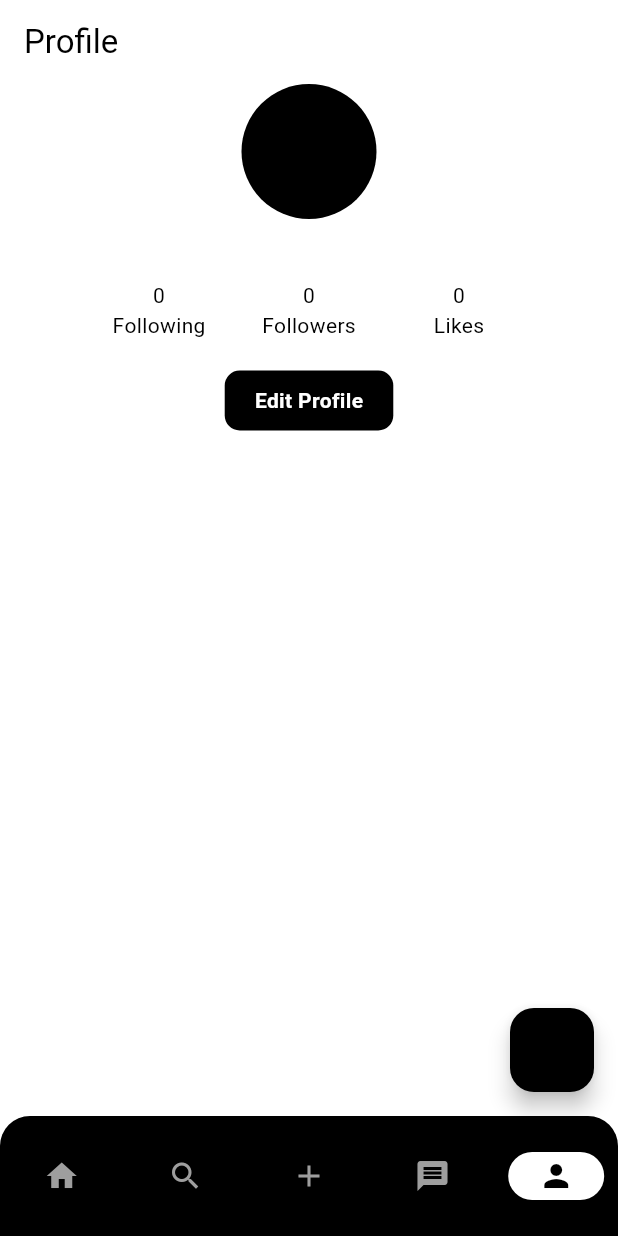
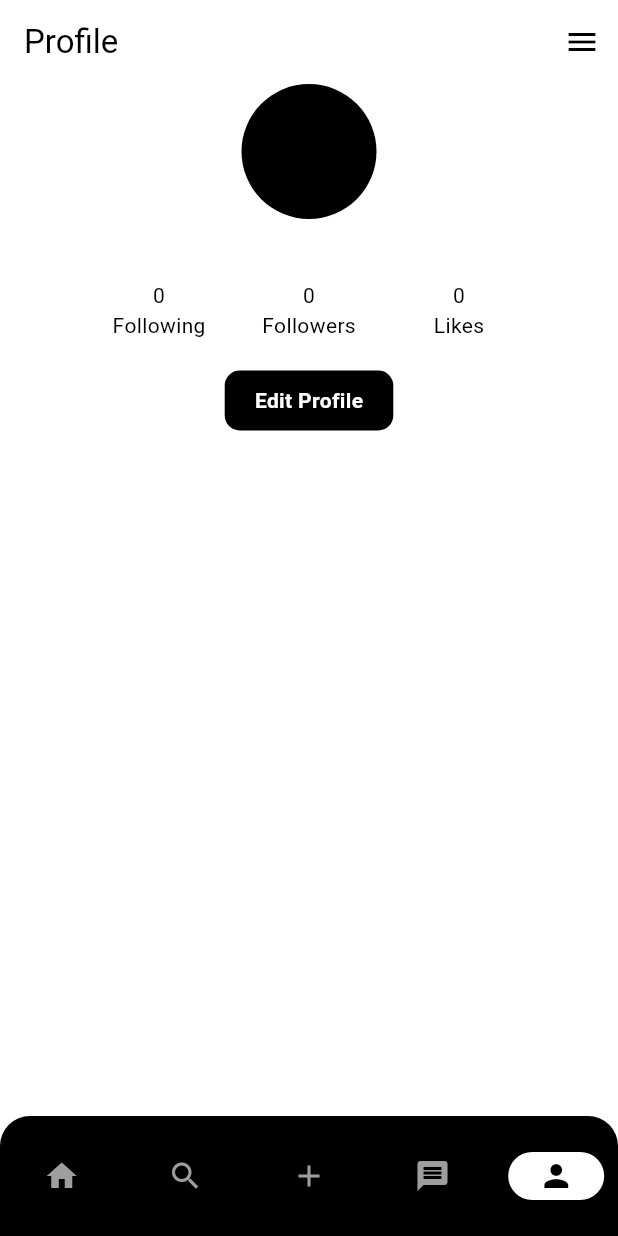
Before and after one commit to MichaelR778/toktik, a Flutter app: the screen it shows once a user with an empty profile is signed in, item 5 of the bottom bar chosen, on a phone screen of 412 x 824 dp. Run offline on Flutter 3.47's test engine with Material 3 defaults, Android fonts, the phone set to English and light mode, and no system bars; our stand-ins replace file_picker, flutter_bloc, flutter_dotenv, get_it, image_cropper, image_picker and 2 more; accounts and stored records are empty.

Commit message:
minor profile pages refactor, created feed feature

```diff
--- a/lib/app.dart
+++ b/lib/app.dart
@@ -4,6 +4,8 @@ import 'package:toktik/dependency_injection.dart';
 import 'package:toktik/features/auth/presentation/cubits/auth_cubit.dart';
 import 'package:toktik/features/auth/presentation/cubits/auth_state.dart';
 import 'package:toktik/features/auth/presentation/pages/auth_page.dart';
+import 'package:toktik/features/feed/presentation/cubits/feed_cubit.dart';
+import 'package:toktik/features/feed/presentation/pages/feed_page.dart';
 import 'package:toktik/features/post/presentation/cubits/post_cubit.dart';
 import 'package:toktik/features/profile/presentation/pages/profile_page.dart';
 import 'package:toktik/core/theme/app_theme.dart';
@@ -17,6 +19,7 @@ class App extends StatelessWidget {
       providers: [
         BlocProvider(create: (context) => getIt<AuthCubit>()..checkAuthState()),
         BlocProvider(create: (context) => getIt<PostCubit>()),
+        BlocProvider(create: (context) => getIt<FeedCubit>()..fetchPosts()),
       ],
       child: MaterialApp(
         debugShowCheckedModeBanner: false,
@@ -83,20 +86,24 @@ class _RootState extends State<Root> {
       body: IndexedStack(
         index: _currIndex,
         children: [
-          Scaffold(),
+          FeedPage(),
           Scaffold(),
           Scaffold(),
           Scaffold(),
           ProfilePage(
             userId: (context.read<AuthCubit>().state as Authenticated).user.id,
+            home: true,
           ),
         ],
       ),
       bottomNavigationBar: ClipRRect(
-        borderRadius: BorderRadius.only(
-          topLeft: Radius.circular(20),
-          topRight: Radius.circular(20),
-        ),
+        borderRadius:
+            (_currIndex == 0)
+                ? BorderRadius.zero
+                : BorderRadius.only(
+                  topLeft: Radius.circular(20),
+                  topRight: Radius.circular(20),
+                ),
         child: NavigationBar(
           selectedIndex: _currIndex,
           onDestinationSelected: (index) {
@@ -113,9 +120,6 @@ class _RootState extends State<Root> {
           destinations: _navBarItems,
         ),
       ),
-      floatingActionButton: FloatingActionButton(
-        onPressed: () => context.read<AuthCubit>().logout(),
-      ),
     );
   }
 }
--- a/lib/core/theme/app_theme.dart
+++ b/lib/core/theme/app_theme.dart
@@ -20,5 +20,6 @@ class AppTheme {
       indicatorColor: Colors.white,
       labelBehavior: NavigationDestinationLabelBehavior.alwaysHide,
     ),
+    appBarTheme: AppBarTheme(centerTitle: false),
   );
 }
--- a/lib/dependency_injection.dart
+++ b/lib/dependency_injection.dart
@@ -7,9 +7,12 @@ import 'package:toktik/features/auth/domain/usecases/login.dart';
 import 'package:toktik/features/auth/domain/usecases/logout.dart';
 import 'package:toktik/features/auth/domain/usecases/register.dart';
 import 'package:toktik/features/auth/presentation/cubits/auth_cubit.dart';
+import 'package:toktik/features/feed/presentation/cubits/feed_cubit.dart';
 import 'package:toktik/features/post/data/repositories/supabase_post_repository.dart';
 import 'package:toktik/features/post/domain/repositories/post_repository.dart';
 import 'package:toktik/features/post/domain/usecases/create_post.dart';
+import 'package:toktik/features/post/domain/usecases/fetch_posts.dart';
+import 'package:toktik/features/post/domain/usecases/fetch_user_posts.dart';
 import 'package:toktik/features/post/presentation/cubits/post_cubit.dart';
 import 'package:toktik/features/profile/data/repositories/supabase_profile_repository.dart';
 import 'package:toktik/features/profile/domain/repositories/profile_repository.dart';
@@ -36,6 +39,7 @@ void initDependencies() {
         ProfileCubit(getProfileUsecase: getIt(), updateProfileUsecase: getIt()),
   );
   getIt.registerLazySingleton(() => PostCubit(createPostUsecase: getIt()));
+  getIt.registerLazySingleton(() => FeedCubit(fetchPostsUsecase: getIt()));
 
   // usecase
   getIt.registerLazySingleton(
@@ -51,6 +55,8 @@ void initDependencies() {
   getIt.registerLazySingleton(
     () => CreatePost(postRepository: getIt(), storageRepository: getIt()),
   );
+  getIt.registerLazySingleton(() => FetchPosts(postRepository: getIt()));
+  getIt.registerLazySingleton(() => FetchUserPosts(postRepository: getIt()));
 
   // repository
   getIt.registerLazySingleton<AuthRepository>(
--- /dev/null
+++ b/lib/features/feed/presentation/cubits/feed_cubit.dart
@@ -0,0 +1,27 @@
+import 'package:flutter_bloc/flutter_bloc.dart';
+import 'package:toktik/features/feed/presentation/cubits/feed_state.dart';
+import 'package:toktik/features/post/domain/entities/post.dart';
+import 'package:toktik/features/post/domain/usecases/fetch_posts.dart';
+
+class FeedCubit extends Cubit<FeedState> {
+  final FetchPosts _fetchPostsUsecase;
+
+  FeedCubit({required FetchPosts fetchPostsUsecase})
+    : _fetchPostsUsecase = fetchPostsUsecase,
+      super(FeedLoading());
+
+  Future<void> fetchPosts() async {
+    try {
+      List<Post> posts = [];
+      if (state is FeedLoaded) {
+        final currPosts = (state as FeedLoaded).posts;
+        posts.addAll(currPosts);
+      }
+      final newPosts = await _fetchPostsUsecase();
+      posts.addAll(newPosts);
+      emit(FeedLoaded(posts: posts));
+    } catch (e) {
+      emit(FeedError(message: e.toString()));
+    }
+  }
+}
--- /dev/null
+++ b/lib/features/feed/presentation/cubits/feed_state.dart
@@ -0,0 +1,17 @@
+import 'package:toktik/features/post/domain/entities/post.dart';
+
+abstract class FeedState {}
+
+class FeedLoading extends FeedState {}
+
+class FeedLoaded extends FeedState {
+  final List<Post> posts;
+
+  FeedLoaded({required this.posts});
+}
+
+class FeedError extends FeedState {
+  final String message;
+
+  FeedError({required this.message});
+}
--- a/lib/features/post/domain/entities/post.dart
+++ b/lib/features/post/domain/entities/post.dart
@@ -1,5 +1,5 @@
 class Post {
-  final String id;
+  final int id;
   final String userId;
   final String videoUrl;
 
--- a/lib/features/post/domain/usecases/create_post.dart
+++ b/lib/features/post/domain/usecases/create_post.dart
@@ -18,7 +18,7 @@ class CreatePost {
     if (videoFile == null) return;
 
     final videoUrl = await _storageRepository.uploadVideo(videoFile);
-    final newPost = Post(id: 'id', userId: userId, videoUrl: videoUrl);
+    final newPost = Post(id: -1, userId: userId, videoUrl: videoUrl);
     await _postRepository.createPost(newPost);
   }
 }
--- /dev/null
+++ b/lib/features/post/domain/usecases/fetch_posts.dart
@@ -0,0 +1,11 @@
+import 'package:toktik/features/post/domain/entities/post.dart';
+import 'package:toktik/features/post/domain/repositories/post_repository.dart';
+
+class FetchPosts {
+  final PostRepository _postRepository;
+
+  FetchPosts({required PostRepository postRepository})
+    : _postRepository = postRepository;
+
+  Future<List<Post>> call() => _postRepository.fetchPosts();
+}
--- a/lib/features/post/presentation/cubits/post_cubit.dart
+++ b/lib/features/post/presentation/cubits/post_cubit.dart
@@ -7,7 +7,7 @@ class PostCubit extends Cubit<PostState> {
 
   PostCubit({required CreatePost createPostUsecase})
     : _createPostUsecase = createPostUsecase,
-      super(PostLoading());
+      super(PostInitial());
 
   Future<void> createPost(String userId) async {
     try {
--- a/lib/features/post/presentation/cubits/post_state.dart
+++ b/lib/features/post/presentation/cubits/post_state.dart
@@ -1,14 +1,10 @@
-import 'package:toktik/features/post/domain/entities/post.dart';
-
 abstract class PostState {}
 
-class PostLoading extends PostState {}
+class PostInitial extends PostState {}
 
-class PostLoaded extends PostState {
-  final List<Post> posts;
+class PostUploading extends PostState {}
 
-  PostLoaded({required this.posts});
-}
+class PostUploaded extends PostState {}
 
 class PostError extends PostState {
   final String message;
--- a/lib/features/profile/presentation/pages/edit_profile_page.dart
+++ b/lib/features/profile/presentation/pages/edit_profile_page.dart
@@ -5,20 +5,52 @@ import 'package:flutter_bloc/flutter_bloc.dart';
 import 'package:toktik/core/utils/file_util.dart';
 import 'package:toktik/core/widgets/my_filled_button.dart';
 import 'package:toktik/dependency_injection.dart';
+import 'package:toktik/features/profile/domain/entities/user_profile.dart';
 import 'package:toktik/features/profile/presentation/cubits/profile_cubit.dart';
 import 'package:toktik/features/profile/presentation/cubits/profile_state.dart';
 import 'package:toktik/features/profile/presentation/widgets/profile_image.dart';
 
-class EditProfilePage extends StatefulWidget {
+class EditProfilePage extends StatelessWidget {
   final String userId;
 
   const EditProfilePage({super.key, required this.userId});
 
   @override
-  State<EditProfilePage> createState() => _EditProfilePageState();
+  Widget build(BuildContext context) {
+    return BlocProvider(
+      create: (context) => getIt<ProfileCubit>()..loadProfile(userId),
+      child: Scaffold(
+        appBar: AppBar(title: const Text('Edit profile')),
+        body: BlocBuilder<ProfileCubit, ProfileState>(
+          builder: (context, state) {
+            // loading
+            if (state is ProfileLoading) {
+              return const Center(child: CircularProgressIndicator());
+            }
+            // loaded
+            else if (state is ProfileLoaded) {
+              return _ProfileLoadedWidget(profile: state.userProfile);
             }
 
-class _EditProfilePageState extends State<EditProfilePage> {
+            // error etc
+            return const Center(child: Text('Failed to load profile'));
+          },
+        ),
+      ),
+    );
+  }
+}
+
+class _ProfileLoadedWidget extends StatefulWidget {
+  final UserProfile profile;
+
+  const _ProfileLoadedWidget({required this.profile});
+
+  @override
+  State<_ProfileLoadedWidget> createState() => __ProfileLoadedWidgetState();
+}
+
+class __ProfileLoadedWidgetState extends State<_ProfileLoadedWidget> {
   final _controller = TextEditingController();
   File? newProfileImage;
 
@@ -37,19 +69,7 @@ class _EditProfilePageState extends State<EditProfilePage> {
 
   @override
   Widget build(BuildContext context) {
-    return BlocProvider(
-      create: (context) => getIt<ProfileCubit>()..loadProfile(widget.userId),
-      child: Scaffold(
-        appBar: AppBar(title: const Text('Edit profile')),
-        body: BlocBuilder<ProfileCubit, ProfileState>(
-          builder: (context, state) {
-            // loading
-            if (state is ProfileLoading) {
-              return const Center(child: CircularProgressIndicator());
-            }
-            // loaded
-            else if (state is ProfileLoaded) {
-              final profile = state.userProfile;
+    final profile = widget.profile;
     return Padding(
       padding: const EdgeInsets.symmetric(horizontal: 20),
       child: Column(
@@ -76,8 +96,7 @@ class _EditProfilePageState extends State<EditProfilePage> {
                   ),
                   child: Icon(
                     Icons.edit,
-                              color:
-                                  Theme.of(context).colorScheme.inversePrimary,
+                    color: Theme.of(context).colorScheme.inversePrimary,
                   ),
                 ),
               ),
@@ -109,51 +128,4 @@ class _EditProfilePageState extends State<EditProfilePage> {
       ),
     );
   }
-
-            // error etc
-            return const Center(child: Text('Failed to load profile'));
-          },
-        ),
-      ),
-    );
 }
-}
-
-// class _EditProfileImage extends StatelessWidget {
-//   final File? imageFile;
-//   final String imageUrl;
-//   final VoidCallback pickImage;
-
-//   const _EditProfileImage({
-//     required this.imageUrl,
-//     required this.imageFile,
-//     required this.pickImage,
-//   });
-
-//   @override
-//   Widget build(BuildContext context) {
-//     return Stack(
-//       children: [
-//         // profile image
-//         ProfileImage(imageFile: imageFile, imageUrl: imageUrl),
-
-//         // select image
-//         GestureDetector(
-//           onTap: pickImage,
-//           child: Container(
-//             width: ProfileImage.profileImageWidth,
-//             height: ProfileImage.profileImageWidth,
-//             decoration: BoxDecoration(
-//               color: Theme.of(context).colorScheme.primary.withAlpha(10),
-//               shape: BoxShape.circle,
-//             ),
-//             child: Icon(
-//               Icons.edit,
-//               color: Theme.of(context).colorScheme.inversePrimary,
-//             ),
-//           ),
-//         ),
-//       ],
-//     );
-//   }
-// }
--- a/lib/features/profile/presentation/pages/profile_page.dart
+++ b/lib/features/profile/presentation/pages/profile_page.dart
@@ -4,6 +4,7 @@ import 'package:toktik/core/widgets/my_filled_button.dart';
 import 'package:toktik/dependency_injection.dart';
 import 'package:toktik/features/auth/presentation/cubits/auth_cubit.dart';
 import 'package:toktik/features/auth/presentation/cubits/auth_state.dart';
+import 'package:toktik/features/profile/domain/entities/user_profile.dart';
 import 'package:toktik/features/profile/presentation/cubits/profile_cubit.dart';
 import 'package:toktik/features/profile/presentation/cubits/profile_state.dart';
 import 'package:toktik/features/profile/presentation/pages/edit_profile_page.dart';
@@ -11,17 +12,51 @@ import 'package:toktik/features/profile/presentation/widgets/profile_image.dart'
 
 class ProfilePage extends StatelessWidget {
   final String userId;
+  final bool home;
 
-  const ProfilePage({super.key, required this.userId});
+  const ProfilePage({super.key, required this.userId, this.home = false});
+
+  void openMenu(BuildContext context) {
+    showModalBottomSheet(
+      context: context,
+      builder: (context) {
+        return Container(
+          padding: const EdgeInsets.all(10),
+          decoration: BoxDecoration(
+            borderRadius: BorderRadius.only(
+              topLeft: Radius.circular(20),
+              topRight: Radius.circular(20),
+            ),
+          ),
+          child: ListTile(
+            leading: Icon(Icons.logout),
+            title: const Text('Logout'),
+            onTap: () => context.read<AuthCubit>().logout(),
+          ),
+        );
+      },
+    );
+  }
 
   @override
   Widget build(BuildContext context) {
-    bool selfProfile =
-        userId == (context.read<AuthCubit>().state as Authenticated).user.id;
+    final currUser = (context.read<AuthCubit>().state as Authenticated).user;
+    final selfProfile = userId == currUser.id;
     return BlocProvider(
       create: (context) => getIt<ProfileCubit>()..loadProfile(userId),
       child: Scaffold(
-        appBar: AppBar(title: const Text('Profile')),
+        appBar: AppBar(
+          title: const Text('Profile'),
+          actions:
+              (selfProfile && home)
+                  ? [
+                    IconButton(
+                      onPressed: () => openMenu(context),
+                      icon: Icon(Icons.menu),
+                    ),
+                  ]
+                  : null,
+        ),
         body: BlocBuilder<ProfileCubit, ProfileState>(
           builder: (context, state) {
             // loading
@@ -30,10 +65,34 @@ class ProfilePage extends StatelessWidget {
             }
             // loaded
             else if (state is ProfileLoaded) {
-              final profile = state.userProfile;
+              return _ProfileLoadedWidget(
+                profile: state.userProfile,
+                selfProfile: selfProfile,
+              );
+            }
+
+            // error etc
+            return const Center(child: Text('Failed to load profile'));
+          },
+        ),
+      ),
+    );
+  }
+}
+
+class _ProfileLoadedWidget extends StatelessWidget {
+  final UserProfile profile;
+  final bool selfProfile;
+
+  const _ProfileLoadedWidget({
+    required this.profile,
+    required this.selfProfile,
+  });
+
+  @override
+  Widget build(BuildContext context) {
     return RefreshIndicator(
-                onRefresh:
-                    () => context.read<ProfileCubit>().loadProfile(userId),
+      onRefresh: () => context.read<ProfileCubit>().loadProfile(profile.userId),
       child: SingleChildScrollView(
         physics:
             AlwaysScrollableScrollPhysics(), // might remove later after fully implementing profle page
@@ -55,15 +114,11 @@ class ProfilePage extends StatelessWidget {
               children: [
                 SizedBox(
                   width: 100,
-                            child: Column(
-                              children: [Text('0'), Text('Following')],
-                            ),
+                  child: Column(children: [Text('0'), Text('Following')]),
                 ),
                 SizedBox(
                   width: 100,
-                            child: Column(
-                              children: [Text('0'), Text('Followers')],
-                            ),
+                  child: Column(children: [Text('0'), Text('Followers')]),
                 ),
                 SizedBox(
                   width: 100,
@@ -83,8 +138,7 @@ class ProfilePage extends StatelessWidget {
                     context,
                     MaterialPageRoute(
                       builder:
-                                    (context) =>
-                                        EditProfilePage(userId: userId),
+                          (context) => EditProfilePage(userId: profile.userId),
                     ),
                   );
                 },
@@ -94,12 +148,4 @@ class ProfilePage extends StatelessWidget {
       ),
     );
   }
-
-            // error etc
-            return const Center(child: Text('Failed to load profile'));
-          },
-        ),
-      ),
-    );
 }
-}
--- a/pubspec.yaml
+++ b/pubspec.yaml
@@ -16,6 +16,7 @@ dependencies:
   image_cropper: ^9.0.0
   image_picker: ^1.1.2
   supabase_flutter: ^2.8.4
+  video_player: ^2.9.5
 
 dev_dependencies:
   flutter_test:
```
Also changed, not shown: lib/features/feed/presentation/pages/feed_page.dart (added, +41 -0 lines), lib/features/post/data/models/post_model.dart (+8 -0 lines), lib/features/post/data/repositories/supabase_post_repository.dart (+20 -9 lines), lib/features/post/domain/usecases/fetch_user_posts.dart (added, +12 -0 lines), lib/features/post/presentation/pages/post_page.dart (added, +14 -0 lines), lib/features/post/presentation/widgets/video_widget.dart (added, +51 -0 lines), pubspec.lock, 1 other file. Lines whose indentation alone changed are shown as unchanged.
